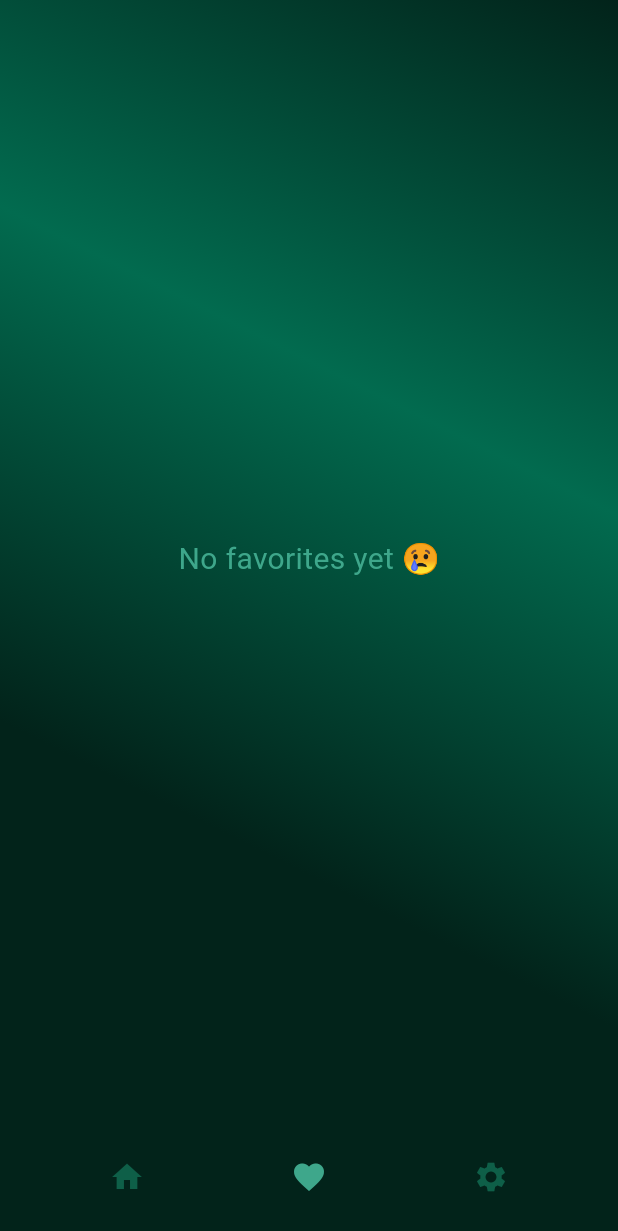
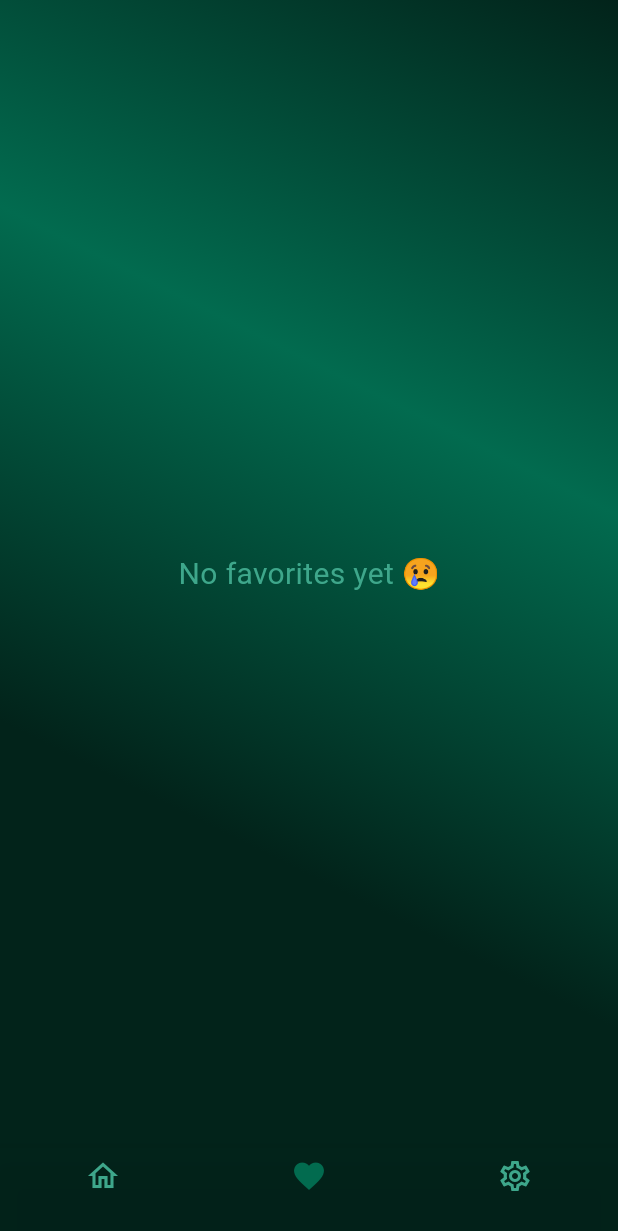
Before and after one commit to Cokawhere/Glassify, a Flutter app: the screen it shows once a user with an empty profile is signed in, item 2 of the bottom bar chosen, on a phone screen of 412 x 824 dp. Shown: the top 1231 px of the screen. Run offline on Flutter 3.47's test engine with Material 3 defaults, Android fonts, the phone set to English and light mode, and no system bars; our stand-ins replace audio_service, cloud_firestore, firebase_auth, firebase_core, flutter_riverpod, go_router and 4 more; missing offline and left inert: liquid_glass_renderer; accounts and stored records are empty.

Commit message:
buttom navigator

```diff
--- a/lib/features/home/Mainscreen/mainscreen_view.dart
+++ b/lib/features/home/Mainscreen/mainscreen_view.dart
@@ -1,9 +1,15 @@
 import 'package:flutter/material.dart';
+import 'package:flutter_application_1/common/styles/colors.dart';
+import 'package:flutter_application_1/common/widgets/CurrentsongWidget.dart';
+import 'package:flutter_application_1/common/widgets/app_loader.dart';
+import 'package:flutter_application_1/features/Auth/controller.dart';
 import 'package:flutter_application_1/features/favorites/favorites_view.dart';
 import 'package:flutter_application_1/features/home/home_view.dart';
 import 'package:flutter_application_1/features/settings/settings_view.dart';
 import 'package:flutter_riverpod/flutter_riverpod.dart';
-import '../../../common/styles/colors.dart';
+import 'package:permission_handler/permission_handler.dart';
+
+import '../../notifcation audio state/controller.dart';
 
 class MainScreen extends ConsumerStatefulWidget {
   const MainScreen({super.key});
@@ -15,61 +21,73 @@ class MainScreen extends ConsumerStatefulWidget {
 class _MainScreenState extends ConsumerState<MainScreen> {
   int _currentIndex = 0;
 
-  final List<Widget> _pages = const [
-    HomeScreen(),
-    FavoritesScreen(),
-    SettingsScreen(),
-  ];
+  @override
+  void initState() {
+    super.initState();
+    _requestNotificationPermission();
+  }
+
+  void _requestNotificationPermission() async {
+    var status = await Permission.notification.status;
+    if (status.isDenied) {
+      await Permission.notification.request();
+    }
+  }
 
   @override
   Widget build(BuildContext context) {
+    final currentSong = ref.watch(currentSongProvider);
+    final userAsync = ref.watch(userStreamProvider);
+    final isSongPlaying = currentSong != null;
     return Scaffold(
       backgroundColor: Colors.transparent,
       extendBody: true,
-      body: _pages[_currentIndex],
-      bottomNavigationBar: SizedBox(
-        height: 79,
-        child: Padding(
-          padding: const EdgeInsets.all(8.0),
-          child: ClipRRect(
-            borderRadius: BorderRadius.circular(40),
-
-            child: Container(
-              color: Colors.transparent,
-              child: BottomAppBar(
-                color: Colors.transparent,
-                child: BottomNavigationBar(
-                  type: BottomNavigationBarType.fixed,
-                  backgroundColor: Colors.transparent,
-                  elevation: 0,
-                  currentIndex: _currentIndex,
-                  selectedItemColor: AppColors.subfont,
-                  unselectedItemColor: AppColors.font,
-                  selectedFontSize: 0,
-                  // unselectedFontSize: 0,
-                  // showSelectedLabels: false,
-                  // showUnselectedLabels: false,
-                  onTap: (index) {
-                    setState(() {
-                      _currentIndex = index;
-                    });
-                  },
-                  items: const [
-                    BottomNavigationBarItem(icon: Icon(Icons.home), label: ""),
-                    BottomNavigationBarItem(
-                      icon: Icon(Icons.favorite),
-                      label: "",
-                    ),
-                    BottomNavigationBarItem(
-                      icon: Icon(Icons.settings),
-                      label: "",
-                    ),
-                  ],
-                ),
+      body: userAsync.when(
+        data: (user) {
+          // IndexedStack preserves the state of each page when switching tabs.
+          return IndexedStack(
+            index: _currentIndex,
+            children: const [HomeScreen(), FavoritesScreen(), SettingsScreen()],
+          );
+        },
+        loading: () => const AppLoader(),
+        error: (error, stack) => Center(child: Text('Error: $error')),
+      ),
+      bottomNavigationBar: Column(
+        mainAxisSize: MainAxisSize.min,
+        children: [
+          if (isSongPlaying)
+            Padding(
+              padding: const EdgeInsets.fromLTRB(16, 0, 16, 8),
+              child: CurrentSongWidget(
+                currentUserId: userAsync.value?.uid ?? '',
               ),
             ),
+          BottomNavigationBar(
+            currentIndex: _currentIndex,
+            onTap: (index) => setState(() => _currentIndex = index),
+            backgroundColor: AppColors.pink.withOpacity(0.8),
+            selectedItemColor: AppColors.white,
+            unselectedItemColor: AppColors.subfont,
+            items: const [
+              BottomNavigationBarItem(
+                icon: Icon(Icons.home_outlined),
+                activeIcon: Icon(Icons.home),
+                label: '',
+              ),
+              BottomNavigationBarItem(
+                icon: Icon(Icons.favorite_border),
+                activeIcon: Icon(Icons.favorite),
+                label: '',
+              ),
+              BottomNavigationBarItem(
+                icon: Icon(Icons.settings_outlined),
+                activeIcon: Icon(Icons.settings),
+                label: '',
+              ),
+            ],
           ),
-        ),
+        ],
       ),
     );
   }
```
